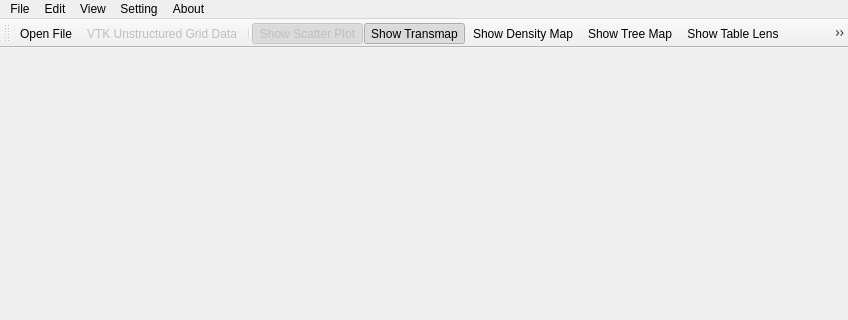
Edgar324/ScatterPointGlyph, file ScatterPointGlyph/scatter_point_glyph.ui: the form before one commit; both pictures show x 0 to 848 and y 0 to 320 of the 848 by 620 pixel window.
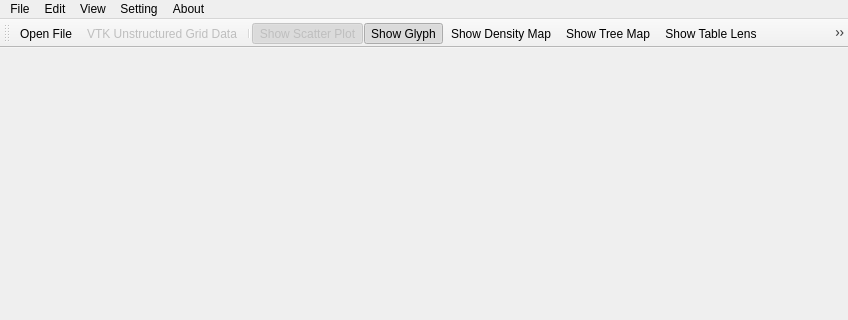
The form after the commit. Icons and pictures are not drawn.

```diff
--- a/ScatterPointGlyph/scatter_point_glyph.ui
+++ b/ScatterPointGlyph/scatter_point_glyph.ui
@@ -113,7 +113,7 @@
     <addaction name="menuShow_Sequence"/>
     <addaction name="actionShow_Minimum_Spanning_Tree"/>
     <addaction name="separator"/>
-    <addaction name="actionShow_Transmap"/>
+    <addaction name="actionShow_Glyph"/>
     <addaction name="actionShow_Density_Map"/>
     <addaction name="actionShow_PCP"/>
     <addaction name="actionShow_Tree_Map"/>
@@ -143,15 +143,14 @@
    <addaction name="actionVTK_Unstructured_Grid_Data"/>
    <addaction name="separator"/>
    <addaction name="actionShow_Scatter_Plot"/>
-   <addaction name="actionShow_Transmap"/>
+   <addaction name="actionShow_Glyph"/>
    <addaction name="actionShow_Density_Map"/>
    <addaction name="actionShow_Tree_Map"/>
    <addaction name="actionShow_Table_Lens"/>
    <addaction name="actionShow_PCP"/>
-   <addaction name="actionShow_Data_Table"/>
+   <addaction name="actionShow_Volume"/>
    <addaction name="actionShow_Map"/>
-   <addaction name="separator"/>
-   <addaction name="actionShow_Minimum_Spanning_Tree"/>
+   <addaction name="actionShow_Data_Table"/>
    <addaction name="separator"/>
    <addaction name="actionSingle_Selection"/>
    <addaction name="actionSequence_Selection"/>
@@ -160,11 +159,7 @@
    <addaction name="actionBrush_Cluster"/>
    <addaction name="actionAdd_Path_Sequence"/>
    <addaction name="separator"/>
-   <addaction name="actionShow_2D_Result_Scatter_Plot"/>
-   <addaction name="actionShow_Result_3D_Scatter_Plot"/>
-   <addaction name="separator"/>
-   <addaction name="actionExec"/>
-   <addaction name="actionBegin_Clustering"/>
+   <addaction name="actionRecursive_Splitting"/>
    <addaction name="actionSplit"/>
    <addaction name="actionMerge"/>
    <addaction name="separator"/>
@@ -261,6 +256,9 @@
    <property name="checked">
     <bool>false</bool>
    </property>
+   <property name="enabled">
+    <bool>false</bool>
+   </property>
    <property name="icon">
     <iconset resource="scatter_point_glyph.qrc">
      <normaloff>:/ScatterPointGlyph/images/sequence.png</normaloff>:/ScatterPointGlyph/images/sequence.png</iconset>
@@ -315,6 +313,9 @@
    <property name="checkable">
     <bool>true</bool>
    </property>
+   <property name="enabled">
+    <bool>false</bool>
+   </property>
    <property name="icon">
     <iconset resource="scatter_point_glyph.qrc">
      <normaloff>:/ScatterPointGlyph/images/painter1.png</normaloff>:/ScatterPointGlyph/images/painter1.png</iconset>
@@ -327,6 +328,9 @@
    <property name="checkable">
     <bool>true</bool>
    </property>
+   <property name="enabled">
+    <bool>false</bool>
+   </property>
    <property name="icon">
     <iconset resource="scatter_point_glyph.qrc">
      <normaloff>:/ScatterPointGlyph/images/min_path.png</normaloff>:/ScatterPointGlyph/images/min_path.png</iconset>
@@ -397,7 +401,7 @@
     <string>Multi Label Clustering</string>
    </property>
   </action>
-  <action name="actionShow_Transmap">
+  <action name="actionShow_Glyph">
    <property name="checkable">
     <bool>true</bool>
    </property>
@@ -409,7 +413,7 @@
      <normaloff>:/ScatterPointGlyph/images/transmap.png</normaloff>:/ScatterPointGlyph/images/transmap.png</iconset>
    </property>
    <property name="text">
-    <string>Show Transmap</string>
+    <string>Show Glyph</string>
    </property>
   </action>
   <action name="actionShow_PCP">
@@ -462,13 +466,16 @@
     <string>Options</string>
    </property>
   </action>
-  <action name="actionBegin_Clustering">
+  <action name="actionRecursive_Splitting">
    <property name="icon">
     <iconset resource="scatter_point_glyph.qrc">
      <normaloff>:/ScatterPointGlyph/images/begin.png</normaloff>:/ScatterPointGlyph/images/begin.png</iconset>
    </property>
    <property name="text">
-    <string>Begin Clustering</string>
+    <string>Recursive Splitting</string>
+   </property>
+   <property name="toolTip">
+    <string>Recursive Splitting</string>
    </property>
   </action>
   <action name="actionShow_Density_Map">
@@ -619,6 +626,18 @@
     <string>Variable Selection</string>
    </property>
   </action>
+  <action name="actionShow_Volume">
+   <property name="checkable">
+    <bool>true</bool>
+   </property>
+   <property name="icon">
+    <iconset resource="scatter_point_glyph.qrc">
+     <normaloff>:/ScatterPointGlyph/images/volume.png</normaloff>:/ScatterPointGlyph/images/volume.png</iconset>
+   </property>
+   <property name="text">
+    <string>Show Volume</string>
+   </property>
+  </action>
  </widget>
  <layoutdefault spacing="6" margin="11"/>
  <resources>
```
